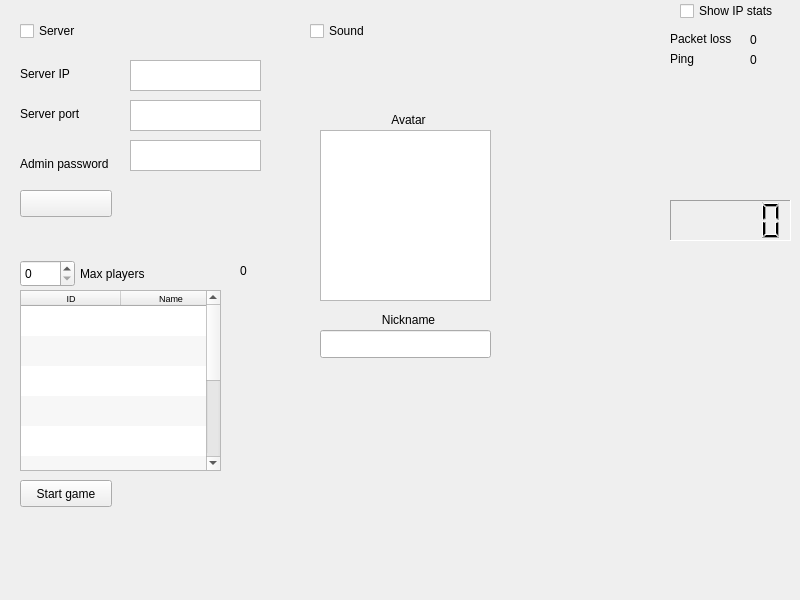
Before: the Qt Designer form gui/ui/main_window.ui in contremaitre/BomberDude, drawn with Qt 5.
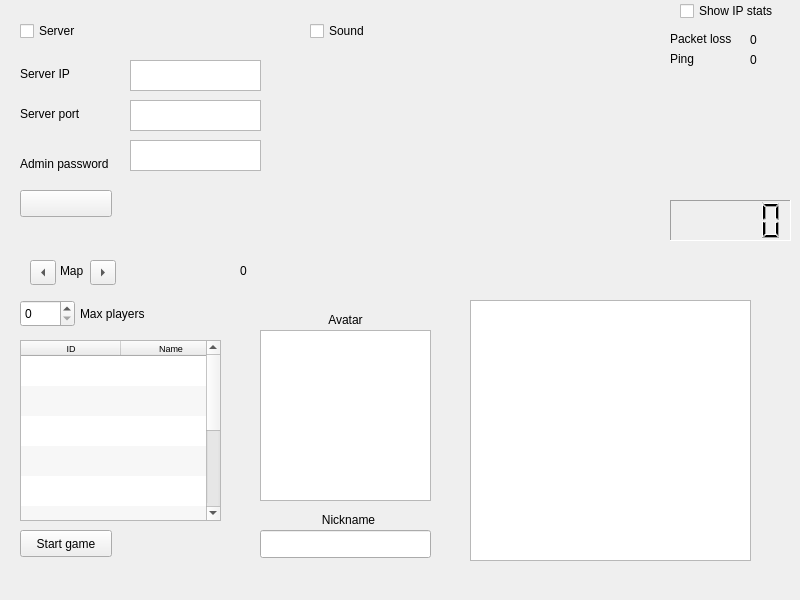
After: the same form once the commit is applied.

Commit message: add buttons on the gui and messages in network to select the maps in the server

What changed in the file:
```diff
--- a/gui/ui/main_window.ui
+++ b/gui/ui/main_window.ui
@@ -232,14 +232,14 @@
       <x>10</x>
       <y>250</y>
       <width>221</width>
-      <height>271</height>
+      <height>311</height>
      </rect>
     </property>
     <widget class="QSpinBox" name="maxPlayersBox">
      <property name="geometry">
       <rect>
        <x>10</x>
-       <y>10</y>
+       <y>50</y>
        <width>55</width>
        <height>27</height>
       </rect>
@@ -249,7 +249,7 @@
      <property name="geometry">
       <rect>
        <x>70</x>
-       <y>10</y>
+       <y>50</y>
        <width>101</width>
        <height>27</height>
       </rect>
@@ -262,7 +262,7 @@
      <property name="geometry">
       <rect>
        <x>10</x>
-       <y>230</y>
+       <y>280</y>
        <width>92</width>
        <height>27</height>
       </rect>
@@ -275,7 +275,7 @@
      <property name="geometry">
       <rect>
        <x>10</x>
-       <y>40</y>
+       <y>90</y>
        <width>201</width>
        <height>181</height>
       </rect>
@@ -351,6 +351,51 @@
       </property>
      </column>
     </widget>
+    <widget class="QToolButton" name="mapLeftButton">
+     <property name="geometry">
+      <rect>
+       <x>20</x>
+       <y>10</y>
+       <width>26</width>
+       <height>25</height>
+      </rect>
+     </property>
+     <property name="text">
+      <string>...</string>
+     </property>
+     <property name="arrowType">
+      <enum>Qt::LeftArrow</enum>
+     </property>
+    </widget>
+    <widget class="QToolButton" name="mapRightButton">
+     <property name="geometry">
+      <rect>
+       <x>80</x>
+       <y>10</y>
+       <width>26</width>
+       <height>25</height>
+      </rect>
+     </property>
+     <property name="text">
+      <string>...</string>
+     </property>
+     <property name="arrowType">
+      <enum>Qt::RightArrow</enum>
+     </property>
+    </widget>
+    <widget class="QLabel" name="label_3">
+     <property name="geometry">
+      <rect>
+       <x>50</x>
+       <y>10</y>
+       <width>31</width>
+       <height>21</height>
+      </rect>
+     </property>
+     <property name="text">
+      <string>Map</string>
+     </property>
+    </widget>
    </widget>
    <widget class="QLabel" name="serverStatus">
     <property name="geometry">
@@ -368,8 +413,8 @@
    <widget class="QWidget" name="player_data" native="true">
     <property name="geometry">
      <rect>
-      <x>300</x>
-      <y>100</y>
+      <x>240</x>
+      <y>300</y>
       <width>211</width>
       <height>271</height>
      </rect>
@@ -377,7 +422,7 @@
     <widget class="QLabel" name="label">
      <property name="geometry">
       <rect>
-       <x>13</x>
+       <x>10</x>
        <y>10</y>
        <width>191</width>
        <height>20</height>
@@ -452,6 +497,16 @@
      <bool>false</bool>
     </property>
    </widget>
+   <widget class="QGraphicsView" name="previewGraphicsView">
+    <property name="geometry">
+     <rect>
+      <x>470</x>
+      <y>300</y>
+      <width>281</width>
+      <height>261</height>
+     </rect>
+    </property>
+   </widget>
   </widget>
   <widget class="QMenuBar" name="menubar">
    <property name="geometry">
```
The commit also changes 9 other files.
